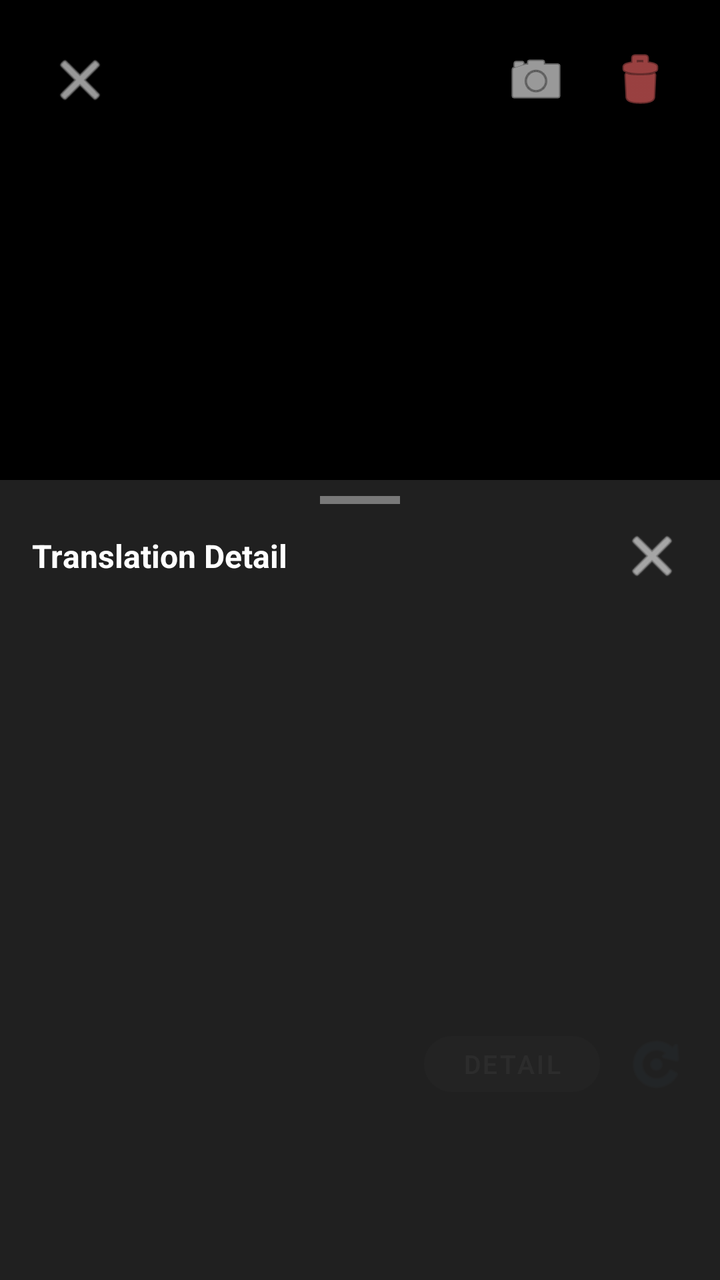
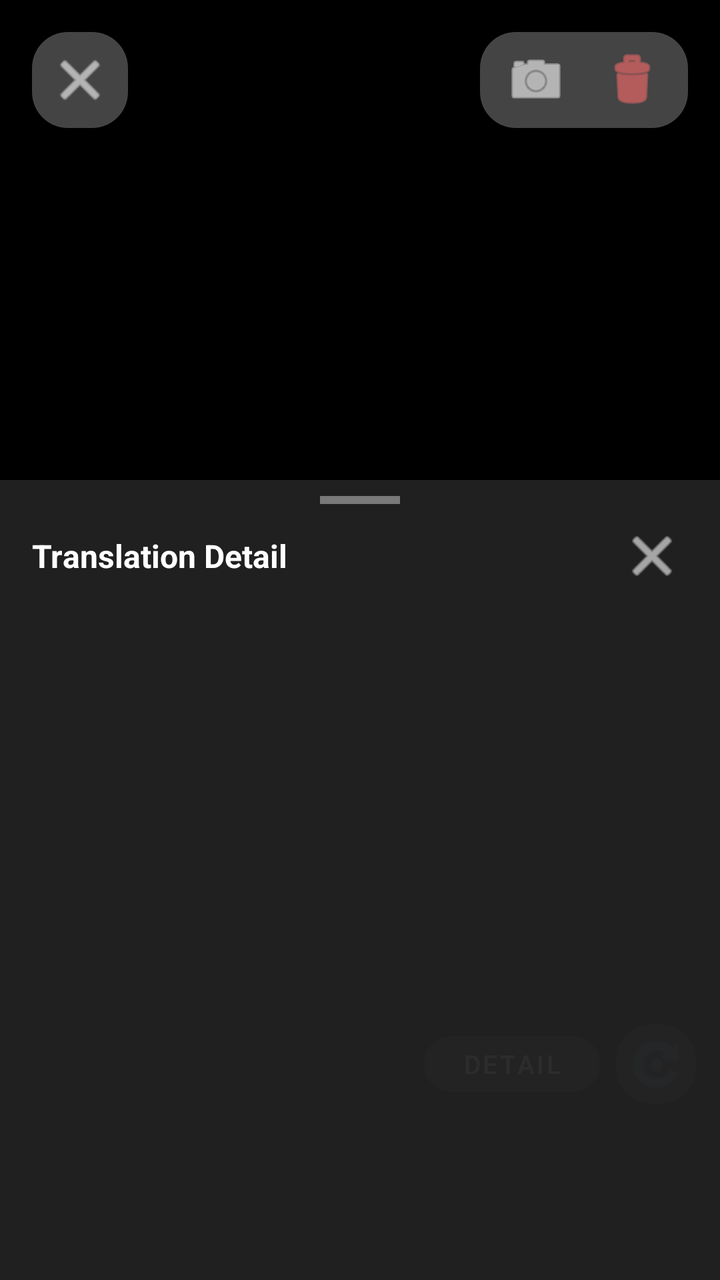

Screens rendered from an Android XML layout before and after an edit, with the pre-edit source and the edit as a unified diff.
<!-- AndroidManifest.xml: activity theme Theme.MaterialComponents.DayNight.NoActionBar -->
<!-- res/layout/activity_manga_viewer.xml -->
<?xml version="1.0" encoding="utf-8"?>
<FrameLayout xmlns:android="http://schemas.android.com/apk/res/android"
    xmlns:app="http://schemas.android.com/apk/res-auto"
    android:layout_width="match_parent"
    android:layout_height="match_parent"
    android:background="#FF000000">

    
    <androidx.viewpager2.widget.ViewPager2
        android:id="@+id/viewPager"
        android:layout_width="match_parent"
        android:layout_height="match_parent" />

    
    <TextView
        android:id="@+id/tvPageIndicator"
        android:layout_width="wrap_content"
        android:layout_height="wrap_content"
        android:layout_gravity="top|center_horizontal"
        android:layout_marginTop="48dp"
        android:textColor="#FFFFFF"
        android:textSize="16sp"
        android:background="#80000000"
        android:paddingHorizontal="16dp"
        android:paddingVertical="6dp" />

    
    <ImageButton
        android:id="@+id/btnClose"
        android:layout_width="48dp"
        android:layout_height="48dp"
        android:layout_gravity="top|start"
        android:layout_margin="16dp"
        android:background="?attr/selectableItemBackgroundBorderless"
        android:src="@android:drawable/ic_menu_close_clear_cancel"
        android:tint="#FFFFFF" />

    
    <LinearLayout
        android:layout_width="wrap_content"
        android:layout_height="wrap_content"
        android:layout_gravity="top|end"
        android:layout_margin="16dp"
        android:orientation="horizontal">

        <ImageButton
            android:id="@+id/btnToggleImage"
            android:layout_width="48dp"
            android:layout_height="48dp"
            android:layout_marginEnd="4dp"
            android:background="?attr/selectableItemBackgroundBorderless"
            android:src="@android:drawable/ic_menu_camera"
            android:tint="#FFFFFF"
            android:contentDescription="切换原图/译文" />

        <ImageButton
            android:id="@+id/btnDeleteEntry"
            android:layout_width="48dp"
            android:layout_height="48dp"
            android:background="?attr/selectableItemBackgroundBorderless"
            android:src="@android:drawable/ic_menu_delete"
            android:tint="#FFFF6B6B"
            android:contentDescription="@string/delete" />
    </LinearLayout>

    
    <LinearLayout
        android:layout_width="match_parent"
        android:layout_height="wrap_content"
        android:layout_gravity="bottom"
        android:layout_marginBottom="88dp"
        android:gravity="center_vertical"
        android:paddingHorizontal="12dp"
        android:orientation="horizontal"
        android:clipChildren="false">

        
        <Spinner
            android:id="@+id/spinnerVariant"
            android:layout_width="wrap_content"
            android:layout_height="36dp"
            android:layout_marginEnd="8dp"
            android:background="#33FFFFFF"
            android:paddingHorizontal="8dp"
            android:visibility="gone"
            android:popupBackground="@drawable/popup_rounded_dark" />

        
        <View
            android:layout_width="0dp"
            android:layout_height="1dp"
            android:layout_weight="1" />

        
        <com.google.android.material.button.MaterialButton
            android:id="@+id/btnShowTranslation"
            android:layout_width="wrap_content"
            android:layout_height="40dp"
            android:text="@string/history_detail"
            android:textColor="#FFFFFF"
            android:textSize="13sp"
            app:backgroundTint="#CC555555"
            app:cornerRadius="20dp" />

        
        <ImageButton
            android:id="@+id/btnRetranslate"
            android:layout_width="40dp"
            android:layout_height="40dp"
            android:layout_marginStart="8dp"
            android:background="?attr/selectableItemBackgroundBorderless"
            android:src="@android:drawable/ic_menu_rotate"
            android:tint="#55AEEA"
            android:contentDescription="@string/history_retranslate" />
    </LinearLayout>

    
    <LinearLayout
        android:id="@+id/bottomSheetPanel"
        android:layout_width="match_parent"
        android:layout_height="400dp"
        android:layout_gravity="bottom"
        android:orientation="vertical"
        android:background="#F0222222"
        android:elevation="8dp">

        <View
            android:id="@+id/dragHandle"
            android:layout_width="40dp"
            android:layout_height="4dp"
            android:layout_gravity="center_horizontal"
            android:layout_marginTop="8dp"
            android:layout_marginBottom="8dp"
            android:background="#66FFFFFF" />

        <LinearLayout
            android:layout_width="match_parent"
            android:layout_height="wrap_content"
            android:orientation="horizontal"
            android:gravity="center_vertical"
            android:paddingHorizontal="16dp"
            android:paddingBottom="8dp">

            <TextView
                android:layout_width="0dp"
                android:layout_height="wrap_content"
                android:layout_weight="1"
                android:text="@string/translation_detail"
                android:textColor="#FFFFFF"
                android:textSize="16sp"
                android:textStyle="bold" />

            <ImageButton
                android:id="@+id/btnCloseSheet"
                android:layout_width="36dp"
                android:layout_height="36dp"
                android:background="?attr/selectableItemBackgroundBorderless"
                android:src="@android:drawable/ic_menu_close_clear_cancel"
                android:tint="#FFFFFF" />
        </LinearLayout>

        <TextView
            android:id="@+id/tvTranslationInfo"
            android:layout_width="match_parent"
            android:layout_height="wrap_content"
            android:paddingHorizontal="16dp"
            android:paddingBottom="6dp"
            android:textColor="#88FFFFFF"
            android:textSize="10sp"
            android:lineSpacingExtra="2dp" />

        <ScrollView
            android:id="@+id/scrollTranslationDetail"
            android:layout_width="match_parent"
            android:layout_height="0dp"
            android:layout_weight="1"
            android:paddingHorizontal="16dp">

            <TextView
                android:id="@+id/tvTranslationDetail"
                android:layout_width="match_parent"
                android:layout_height="wrap_content"
                android:textSize="12sp"
                android:lineSpacingExtra="4dp"
                android:textColor="#CCFFFFFF"
                android:textIsSelectable="true"
                android:paddingBottom="48dp" />

        </ScrollView>

    </LinearLayout>

</FrameLayout>
<!-- resources referenced by this layout -->
<resources>
  <!-- drawable popup_rounded_dark (drawable) -->
  <?xml version="1.0" encoding="utf-8"?>
  <shape xmlns:android="http://schemas.android.com/apk/res/android"
      android:shape="rectangle">
      <corners android:radius="8dp" />
      <solid android:color="#FF333333" />
      <padding android:top="4dp" android:bottom="4dp" />
  </shape>
  <string name="delete">Delete</string>
  <string name="history_detail">Detail</string>
  <string name="history_retranslate">Retranslate</string>
  <string name="translation_detail">Translation Detail</string>
</resources>

<!-- the commit's change to res/layout/activity_manga_viewer.xml (unified diff, before → after) -->
@@ -31,7 +31,7 @@
         android:layout_height="48dp"
         android:layout_gravity="top|start"
         android:layout_margin="16dp"
-        android:background="?attr/selectableItemBackgroundBorderless"
+        android:background="@drawable/bg_manga_toolbar_btn"
         android:src="@android:drawable/ic_menu_close_clear_cancel"
         android:tint="#FFFFFF" />
 
@@ -41,14 +41,15 @@
         android:layout_height="wrap_content"
         android:layout_gravity="top|end"
         android:layout_margin="16dp"
-        android:orientation="horizontal">
+        android:orientation="horizontal"
+        android:background="@drawable/bg_manga_toolbar_btn"
+        android:paddingHorizontal="4dp">
 
         <ImageButton
             android:id="@+id/btnToggleImage"
             android:layout_width="48dp"
             android:layout_height="48dp"
-            android:layout_marginEnd="4dp"
-            android:background="?attr/selectableItemBackgroundBorderless"
+            android:background="@android:color/transparent"
             android:src="@android:drawable/ic_menu_camera"
             android:tint="#FFFFFF"
             android:contentDescription="切换原图/译文" />
@@ -57,7 +58,7 @@
             android:id="@+id/btnDeleteEntry"
             android:layout_width="48dp"
             android:layout_height="48dp"
-            android:background="?attr/selectableItemBackgroundBorderless"
+            android:background="@android:color/transparent"
             android:src="@android:drawable/ic_menu_delete"
             android:tint="#FFFF6B6B"
             android:contentDescription="@string/delete" />
@@ -80,7 +81,7 @@
             android:layout_width="wrap_content"
             android:layout_height="36dp"
             android:layout_marginEnd="8dp"
-            android:background="#33FFFFFF"
+            android:background="@drawable/bg_manga_toolbar_btn"
             android:paddingHorizontal="8dp"
             android:visibility="gone"
             android:popupBackground="@drawable/popup_rounded_dark" />
@@ -108,7 +109,7 @@
             android:layout_width="40dp"
             android:layout_height="40dp"
             android:layout_marginStart="8dp"
-            android:background="?attr/selectableItemBackgroundBorderless"
+            android:background="@drawable/bg_manga_toolbar_btn"
             android:src="@android:drawable/ic_menu_rotate"
             android:tint="#55AEEA"
             android:contentDescription="@string/history_retranslate" />
<!-- resource entries referenced after the edit -->
@@ -1,5 +1,13 @@
 <!-- resources referenced by this layout -->
 <resources>
+  <!-- drawable bg_manga_toolbar_btn (drawable) -->
+  <?xml version="1.0" encoding="utf-8"?>
+  <shape xmlns:android="http://schemas.android.com/apk/res/android"
+      android:shape="rectangle">
+      <corners android:radius="18dp" />
+      <solid android:color="#CC555555" />
+      <padding android:left="12dp" android:right="12dp" />
+  </shape>
   <!-- drawable popup_rounded_dark (drawable) -->
   <?xml version="1.0" encoding="utf-8"?>
   <shape xmlns:android="http://schemas.android.com/apk/res/android"
